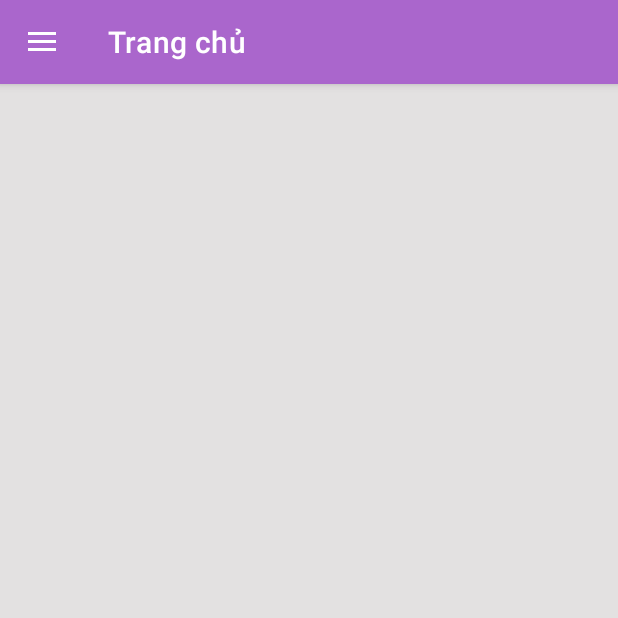
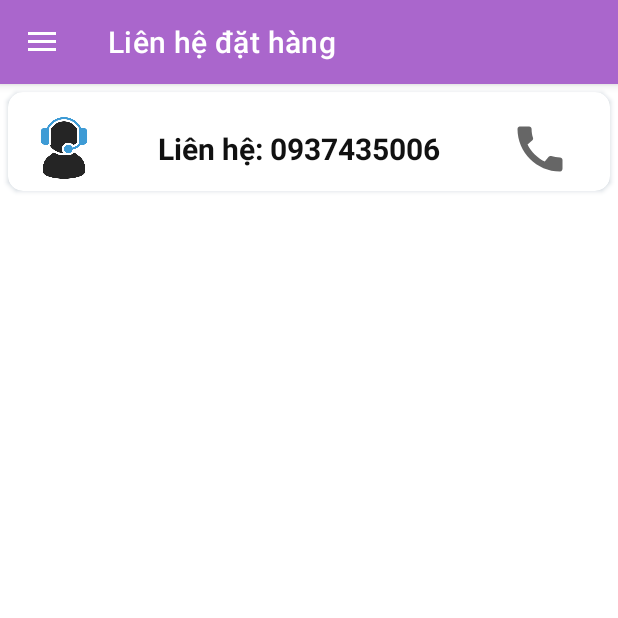
Before and after one commit to arirator120/demopharmacystore, an Android app: the screen it shows after launch once a user with an empty profile is signed in (ClientHomeActivity), in the side drawer, after a tap on "Liên hệ đặt hàng", on a phone screen of 412 x 824 dp, the top half of it. Run offline under Robolectric (Android 15) with nearby library versions, the phone set to English and light mode, and no system bars; our stand-ins replace Firebase (no records; nobody signed in at launch, a user with empty details on screens opened directly).

Commit message:
Ban chot cua chot

```diff
--- a/QuanLyQuayThuoc/app/src/main/AndroidManifest.xml
+++ b/QuanLyQuayThuoc/app/src/main/AndroidManifest.xml
@@ -3,11 +3,13 @@
     package="com.dthd.quanlyquaythuoc">
 
     <uses-permission android:name="android.permission.INTERNET" />
+    <uses-permission android:name="android.permission.ACCESS_NETWORK_STATE" />
+    <uses-permission android:name="android.permission.WRITE_EXTERNAL_STORAGE" />
 
     <application
         android:allowBackup="true"
         android:icon="@mipmap/ic_launcher"
-        android:label="Trang chủ"
+        android:label=""
         android:roundIcon="@mipmap/ic_launcher_round"
         android:supportsRtl="true"
         android:theme="@style/Theme.QuanLyQuayThuoc">
--- a/QuanLyQuayThuoc/app/src/main/java/com/dthd/quanlyquaythuoc/activity/client/ClientHomeActivity.java
+++ b/QuanLyQuayThuoc/app/src/main/java/com/dthd/quanlyquaythuoc/activity/client/ClientHomeActivity.java
@@ -20,6 +20,7 @@ import android.widget.Toast;
 import com.dthd.quanlyquaythuoc.R;
 import com.dthd.quanlyquaythuoc.activity.employee.AdminHomeActivity;
 import com.dthd.quanlyquaythuoc.fragment.AdminHomeFragment;
+import com.dthd.quanlyquaythuoc.fragment.CallFragment;
 import com.dthd.quanlyquaythuoc.fragment.ManagerCompanyFragment;
 import com.dthd.quanlyquaythuoc.fragment.ManagerEmployeeFragment;
 import com.dthd.quanlyquaythuoc.model.user;
@@ -66,6 +67,7 @@ public class ClientHomeActivity extends AppCompatActivity {
         Toolbar toolbar = findViewById(R.id.toolbar);
         setSupportActionBar(toolbar);
 
+        getSupportActionBar().setTitle("Trang chủ");
         ActionBarDrawerToggle toggle = new ActionBarDrawerToggle(this, drawer, toolbar,
                 R.string.navigation_drawer_open, R.string.navigation_drawer_close);
 
@@ -184,17 +186,11 @@ public class ClientHomeActivity extends AppCompatActivity {
                         new AdminHomeFragment()).commit();
 
                 break;
-            case R.id.nav_employee:
+            case R.id.nav_contact:
                 getSupportFragmentManager().beginTransaction().replace(R.id.fragment_container,
-                        new ManagerEmployeeFragment()).commit();
+                        new CallFragment()).commit();
 
                 break;
-            case R.id.nav_company:
-                getSupportFragmentManager().beginTransaction().replace(R.id.fragment_container,
-                        new ManagerCompanyFragment()).commit();
-
-                break;
-
             case R.id.signOut:
                 finish();
                 signOut();
--- a/QuanLyQuayThuoc/app/src/main/java/com/dthd/quanlyquaythuoc/activity/client/ClientLoginActivity.java
+++ b/QuanLyQuayThuoc/app/src/main/java/com/dthd/quanlyquaythuoc/activity/client/ClientLoginActivity.java
@@ -81,7 +81,6 @@ public class ClientLoginActivity extends AppCompatActivity {
     public void authCheck(){
         String email =  etEmail.getText().toString().trim();
         String password = etPassword.getText().toString();
-
         if(email.isEmpty())
             etEmail.setError("Vui lòng nhập email");
         else if(!email.matches(patternEmail))
@@ -127,4 +126,6 @@ public class ClientLoginActivity extends AppCompatActivity {
         startActivity(i);
 
     }
+
+
 }
--- a/QuanLyQuayThuoc/app/src/main/java/com/dthd/quanlyquaythuoc/activity/employee/AdminHomeActivity.java
+++ b/QuanLyQuayThuoc/app/src/main/java/com/dthd/quanlyquaythuoc/activity/employee/AdminHomeActivity.java
@@ -57,6 +57,7 @@ public class AdminHomeActivity extends AppCompatActivity {
         Toolbar toolbar = findViewById(R.id.toolbar);
         setSupportActionBar(toolbar);
 
+        getSupportActionBar().setTitle("Trang chủ");
         ActionBarDrawerToggle toggle = new ActionBarDrawerToggle(this, drawer, toolbar,
                 R.string.navigation_drawer_open, R.string.navigation_drawer_close);
 
--- a/QuanLyQuayThuoc/app/src/main/java/com/dthd/quanlyquaythuoc/activity/employee/EmployeeHomeActivity.java
+++ b/QuanLyQuayThuoc/app/src/main/java/com/dthd/quanlyquaythuoc/activity/employee/EmployeeHomeActivity.java
@@ -68,6 +68,7 @@ public class EmployeeHomeActivity extends AppCompatActivity {
         Toolbar toolbar = findViewById(R.id.toolbar);
         setSupportActionBar(toolbar);
 
+        getSupportActionBar().setTitle("Trang chủ");
         ActionBarDrawerToggle toggle = new ActionBarDrawerToggle(this, drawer, toolbar,
                 R.string.navigation_drawer_open, R.string.navigation_drawer_close);
 
--- a/QuanLyQuayThuoc/app/src/main/java/com/dthd/quanlyquaythuoc/controller/AddEditCompanyActivity.java
+++ b/QuanLyQuayThuoc/app/src/main/java/com/dthd/quanlyquaythuoc/controller/AddEditCompanyActivity.java
@@ -49,7 +49,7 @@ public class AddEditCompanyActivity extends AppCompatActivity {
         setSupportActionBar(toolbar);
         toolbar.setTitle("");
 
-        getSupportActionBar().setTitle("Quản lý nhà cung cấp");
+        getSupportActionBar().setTitle("");
         //set up back button
         toolbar.setNavigationIcon(getResources().getDrawable(R.drawable.ic_action_back));
         toolbar.setNavigationOnClickListener(new View.OnClickListener() {
--- a/QuanLyQuayThuoc/app/src/main/java/com/dthd/quanlyquaythuoc/controller/AddEditEmployeeActivity.java
+++ b/QuanLyQuayThuoc/app/src/main/java/com/dthd/quanlyquaythuoc/controller/AddEditEmployeeActivity.java
@@ -53,7 +53,7 @@ public class AddEditEmployeeActivity extends AppCompatActivity {
         setSupportActionBar(toolbar);
         toolbar.setTitle("");
 
-
+        getSupportActionBar().setTitle("");
         toolbar.setNavigationIcon(getResources().getDrawable(R.drawable.ic_action_back));
         toolbar.setNavigationOnClickListener(new View.OnClickListener() {
             @Override
--- a/QuanLyQuayThuoc/app/src/main/java/com/dthd/quanlyquaythuoc/fragment/AdminHomeFragment.java
+++ b/QuanLyQuayThuoc/app/src/main/java/com/dthd/quanlyquaythuoc/fragment/AdminHomeFragment.java
@@ -15,7 +15,9 @@ import android.view.ViewGroup;
 import android.widget.Toast;
 
 import com.dthd.quanlyquaythuoc.R;
+import com.dthd.quanlyquaythuoc.activity.client.ClientHomeActivity;
 import com.dthd.quanlyquaythuoc.activity.client.ClientLoginActivity;
+import com.dthd.quanlyquaythuoc.activity.employee.AdminHomeActivity;
 import com.dthd.quanlyquaythuoc.activity.employee.EmployeeHomeActivity;
 import com.dthd.quanlyquaythuoc.adapter.MedicineAdapter;
 import com.dthd.quanlyquaythuoc.adapter.ViewMedicinesAdapter;
@@ -65,6 +67,14 @@ public class AdminHomeFragment extends Fragment {
         View v = inflater.inflate(R.layout.fragment_admin_home, container, false);
         mAuth = FirebaseAuth.getInstance();
         mUser = mAuth.getCurrentUser();
+
+
+        if(mUser.getEmail().contains("@pharmacity.com")){
+            ((AdminHomeActivity)getActivity()).getSupportActionBar().setTitle("Trang chủ");
+        }else{
+            ((ClientHomeActivity)getActivity()).getSupportActionBar().setTitle("Trang chủ");
+        }
+
 
         rvMedicine = v.findViewById(R.id.rvMedicine);
         getData();
--- a/QuanLyQuayThuoc/app/src/main/java/com/dthd/quanlyquaythuoc/fragment/BillHistoryFragment.java
+++ b/QuanLyQuayThuoc/app/src/main/java/com/dthd/quanlyquaythuoc/fragment/BillHistoryFragment.java
@@ -64,7 +64,11 @@ public class BillHistoryFragment extends Fragment {
         rvHistoryBill = v.findViewById(R.id.rvHistoryBill);
         getData();
 
-        rvHistoryBill.setLayoutManager(new LinearLayoutManager(v.getContext()));
+        LinearLayoutManager mLayoutManager = new LinearLayoutManager(v.getContext());
+        mLayoutManager.setReverseLayout(true);
+        mLayoutManager.setStackFromEnd(true);
+
+        rvHistoryBill.setLayoutManager(mLayoutManager);
         rvHistoryBill.setHasFixedSize(true);
         adapter = new BillHistoryAdapter(listHistory,v.getContext());
         rvHistoryBill.setAdapter(adapter);
--- /dev/null
+++ b/QuanLyQuayThuoc/app/src/main/java/com/dthd/quanlyquaythuoc/fragment/CallFragment.java
@@ -0,0 +1,52 @@
+package com.dthd.quanlyquaythuoc.fragment;
+
+import android.content.Intent;
+import android.net.Uri;
+import android.os.Bundle;
+
+import androidx.cardview.widget.CardView;
+import androidx.fragment.app.Fragment;
+
+import android.view.LayoutInflater;
+import android.view.View;
+import android.view.ViewGroup;
+import android.widget.LinearLayout;
+
+import com.dthd.quanlyquaythuoc.R;
+import com.dthd.quanlyquaythuoc.activity.client.ClientHomeActivity;
+import com.dthd.quanlyquaythuoc.activity.employee.EmployeeHomeActivity;
+
+/**
+ * A simple {@link Fragment} subclass.
+ * create an instance of this fragment.
+ */
+public class CallFragment extends Fragment {
+
+    CardView layout_itemHelp;
+
+    public CallFragment() {
+        // Required empty public constructor
+    }
+
+    @Override
+    public void onCreate(Bundle savedInstanceState) {
+        super.onCreate(savedInstanceState);
+    }
+
+    @Override
+    public View onCreateView(LayoutInflater inflater, ViewGroup container,
+                             Bundle savedInstanceState) {
+        // Inflate the layout for this fragment
+        View v = inflater.inflate(R.layout.fragment_call, container, false);
+        ((ClientHomeActivity)getActivity()).getSupportActionBar().setTitle("Liên hệ đặt hàng");
+        layout_itemHelp = v.findViewById(R.id.layout_itemHelp);
+        layout_itemHelp.setOnClickListener(new View.OnClickListener() {
+            @Override
+            public void onClick(View v) {
+                Intent iCall = new Intent(Intent.ACTION_DIAL, Uri.parse("tel:"+ "0937435006"));
+                getActivity().startActivity(iCall);
+            }
+        });
+        return v;
+    }
+}
--- a/QuanLyQuayThuoc/app/src/main/java/com/dthd/quanlyquaythuoc/fragment/EmployeeHomeFragment.java
+++ b/QuanLyQuayThuoc/app/src/main/java/com/dthd/quanlyquaythuoc/fragment/EmployeeHomeFragment.java
@@ -16,6 +16,8 @@ import android.view.ViewGroup;
 import android.widget.ImageButton;
 
 import com.dthd.quanlyquaythuoc.R;
+import com.dthd.quanlyquaythuoc.activity.employee.AdminHomeActivity;
+import com.dthd.quanlyquaythuoc.activity.employee.EmployeeHomeActivity;
 import com.dthd.quanlyquaythuoc.adapter.MedicineAdapter;
 import com.dthd.quanlyquaythuoc.adapter.ViewMedicinesAdapter;
 import com.dthd.quanlyquaythuoc.controller.AmountMedicinesActivity;
@@ -69,6 +71,7 @@ public class EmployeeHomeFragment extends Fragment {
 
         // Inflate the layout for this fragment
         View v =  inflater.inflate(R.layout.fragment_employee_home, container, false);
+        ((EmployeeHomeActivity)getActivity()).getSupportActionBar().setTitle("Trang chủ");
 
         rvMedicine = v.findViewById(R.id.rvMedicine);
         ivCart = v.findViewById(R.id.ivCart);
--- /dev/null
+++ b/QuanLyQuayThuoc/app/src/main/res/layout/fragment_call.xml
@@ -0,0 +1,83 @@
+<?xml version="1.0" encoding="utf-8"?>
+<FrameLayout xmlns:android="http://schemas.android.com/apk/res/android"
+    xmlns:tools="http://schemas.android.com/tools"
+    xmlns:app="http://schemas.android.com/apk/res-auto"
+    android:layout_width="match_parent"
+    android:layout_height="match_parent"
+    tools:context=".fragment.CallFragment">
+
+    <androidx.cardview.widget.CardView
+        android:layout_width="match_parent"
+        android:gravity="center_vertical"
+        android:padding="5dp"
+        app:cardCornerRadius="10dp"
+        android:id="@+id/layout_itemHelp"
+        android:layout_margin="5dp"
+        android:outlineSpotShadowColor="#123456"
+        android:layout_height="wrap_content">
+
+        <LinearLayout
+            android:layout_width="match_parent"
+            android:layout_height="wrap_content"
+            android:layout_marginTop="10dp">
+
+            <LinearLayout
+                android:layout_width="0dp"
+                android:layout_height="wrap_content"
+                android:layout_weight="5"
+                android:gravity="center_vertical"
+                android:padding="5dp">
+
+                <LinearLayout
+                    android:layout_width="0dp"
+                    android:layout_height="wrap_content"
+                    android:layout_weight="1.2"
+                    android:gravity="center"
+                    android:orientation="vertical">
+
+                    <ImageView
+                        android:layout_width="45dp"
+                        android:layout_height="45dp"
+                        android:src="@drawable/user_headset" />
+                </LinearLayout>
+
+                <LinearLayout
+                    android:layout_width="0dp"
+                    android:layout_height="wrap_content"
+                    android:layout_marginLeft="15dp"
+                    android:layout_weight="4"
+                    android:orientation="vertical"
+                    android:padding="5dp">
+
+                    <TextView
+                        android:layout_width="match_parent"
+                        android:layout_height="match_parent"
+                        android:id="@+id/tvCall"
+                        android:text="Liên hệ: 0937435006"
+                        android:textColor="#111111"
+                        android:textSize="20sp"
+                        android:textStyle="bold"
+                        android:gravity="center"/>
+                </LinearLayout>
+
+            </LinearLayout>
+
+            <LinearLayout
+                android:layout_width="0dp"
+                android:layout_height="match_parent"
+                android:layout_weight="1.5"
+                android:gravity="center">
+                <ImageView
+                    android:id="@+id/ivCallHelp"
+                    android:layout_width="40dp"
+                    android:layout_height="40dp"
+                    android:layout_margin="5dp"
+                    android:src="@drawable/ic_call_24" />
+
+            </LinearLayout>
+
+        </LinearLayout>
+    </androidx.cardview.widget.CardView>
+
+
+</FrameLayout>
--- a/QuanLyQuayThuoc/app/src/main/res/values/strings.xml
+++ b/QuanLyQuayThuoc/app/src/main/res/values/strings.xml
@@ -3,4 +3,6 @@
     <string name="navigation_drawer_open">Open navigation drawer</string>
     <string name="navigation_drawer_close">Close navigation drawer</string>
     <!-- TODO: Remove or change this placeholder text -->
+    <string name="hello_blank_fragment">Hello blank fragment</string>
+    <!-- TODO: Remove or change this placeholder text -->
 </resources>
```
Also changed, not shown: QuanLyQuayThuoc/app/src/main/res/drawable/ic_callsos.png (added), QuanLyQuayThuoc/app/src/main/res/drawable/user_headset.png (added).
